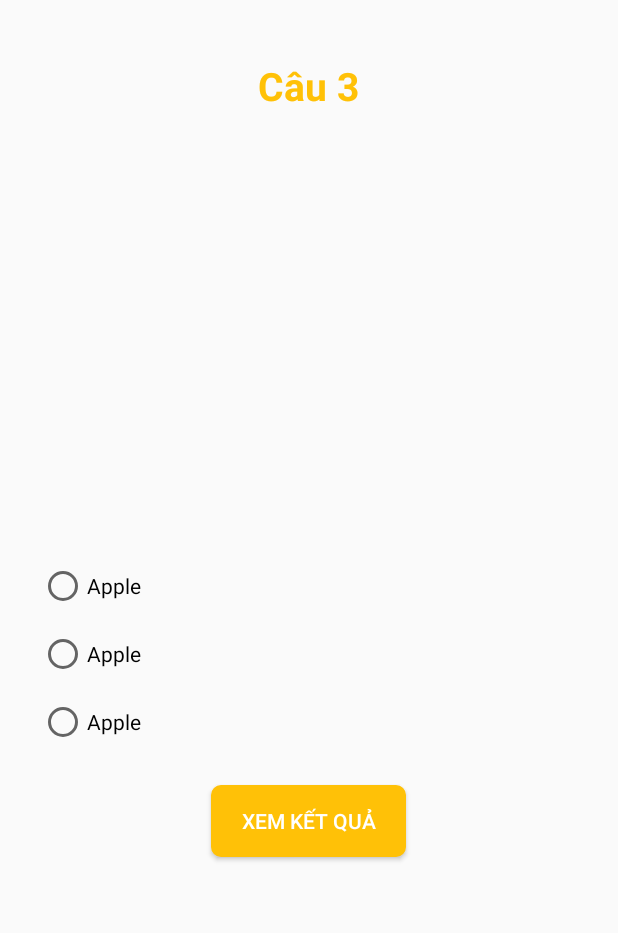
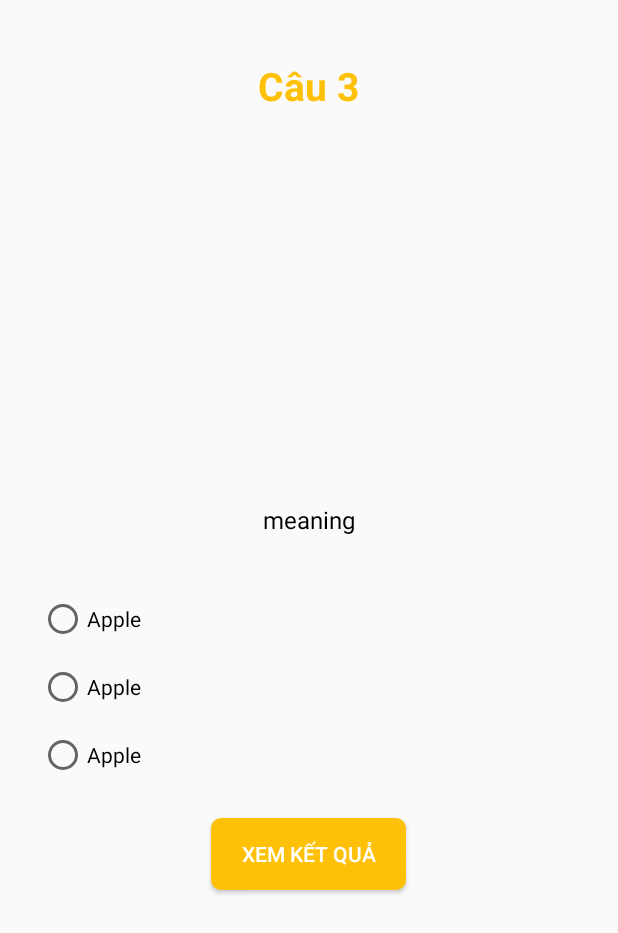
Before and after one commit to lvminh97/EnglishLearning, an Android app: the layout fragment_exam.xml on its own in the app's theme, with its tools: preview values and no code run, on a phone screen of 412 x 824 dp. Shown: the top 933 px of the screen. Run offline under Robolectric (Android 15) with nearby library versions, the phone set to English and light mode, and no system bars.

Commit message:
Update Exam function: add Vietnamese meaning in question
Signed-off-by: lvminh97 <lvminh97@gmail.com>

```diff
--- a/app/src/main/java/com/example/learn_english/Activity/ExamActivity.java
+++ b/app/src/main/java/com/example/learn_english/Activity/ExamActivity.java
@@ -76,6 +76,7 @@ public class ExamActivity extends AppCompatActivity implements OnUpdateResult {
 
         for(int i = 0; i < limit; i++){
             Exam exam = new Exam(Model.listVocabulary.get(quesId[i]).getVocabularyImage(),
+                    Model.listVocabulary.get(quesId[i]).getMean(),
                     "",
                     "",
                     "",
--- a/app/src/main/java/com/example/learn_english/Fragment/ExamFragment.java
+++ b/app/src/main/java/com/example/learn_english/Fragment/ExamFragment.java
@@ -40,6 +40,7 @@ public class ExamFragment extends Fragment {
         int pos = getArguments().getInt("pos");
         TextView txtNumber = view.findViewById(R.id.txt_number);
         ImageView imgExam = view.findViewById(R.id.img_exam);
+        TextView meanTv = view.findViewById(R.id.tv_mean);
         RadioGroup rgAns = view.findViewById(R.id.rg_ans);
         RadioButton rbAns1 = view.findViewById(R.id.rbAns1);
         RadioButton rbAns2 = view.findViewById(R.id.rbAns2);
@@ -47,6 +48,7 @@ public class ExamFragment extends Fragment {
         Button btnCheck = view.findViewById(R.id.btn_check);
         final Exam exam = listExam.get(pos);
         txtNumber.setText("Câu số: " + (pos + 1));
+        meanTv.setText(exam.getExamMean());
 
         byte[] decodedString = Base64.getDecoder().decode(exam.getExamImage());
         Bitmap decodedByte = BitmapFactory.decodeByteArray(decodedString, 0, decodedString.length);
--- a/app/src/main/res/layout/fragment_exam.xml
+++ b/app/src/main/res/layout/fragment_exam.xml
@@ -23,6 +23,17 @@
         android:id="@+id/img_exam"
         android:layout_width="@dimen/_150sdp"
         android:layout_height="@dimen/_150sdp"/>
+
+    <TextView
+        android:layout_marginLeft="20dp"
+        android:layout_marginRight="20dp"
+        android:id="@+id/tv_mean"
+        android:layout_width="match_parent"
+        android:layout_height="wrap_content"
+        android:textAlignment="center"
+        android:text="meaning"
+        android:textSize="16sp"
+        android:textColor="#000"/>
 
     <RadioGroup
         android:id="@+id/rg_ans"
```
Also changed, not shown: app/src/main/java/com/example/learn_english/Object/Exam.java (+11 -1 lines).
